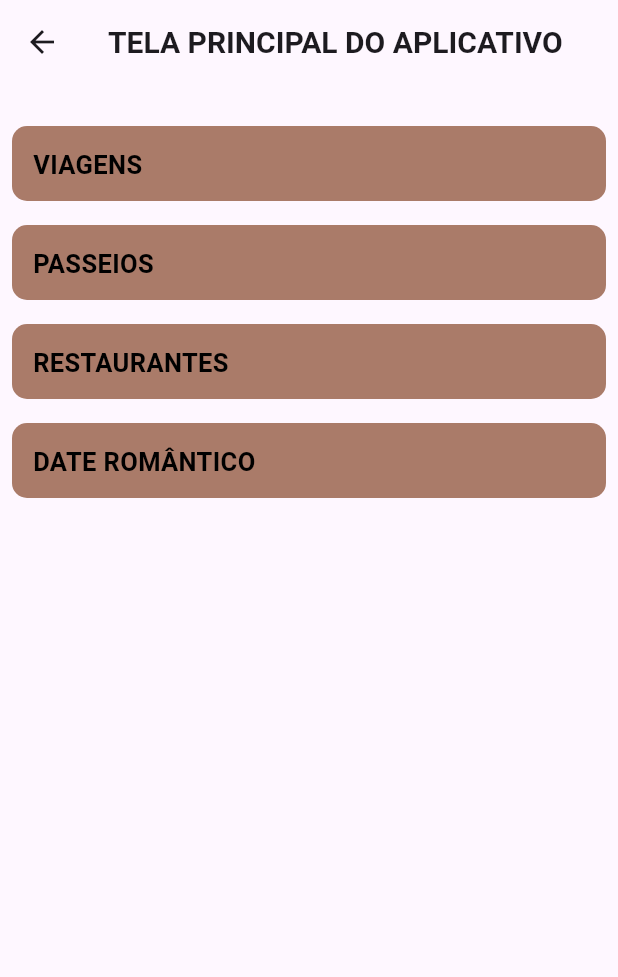
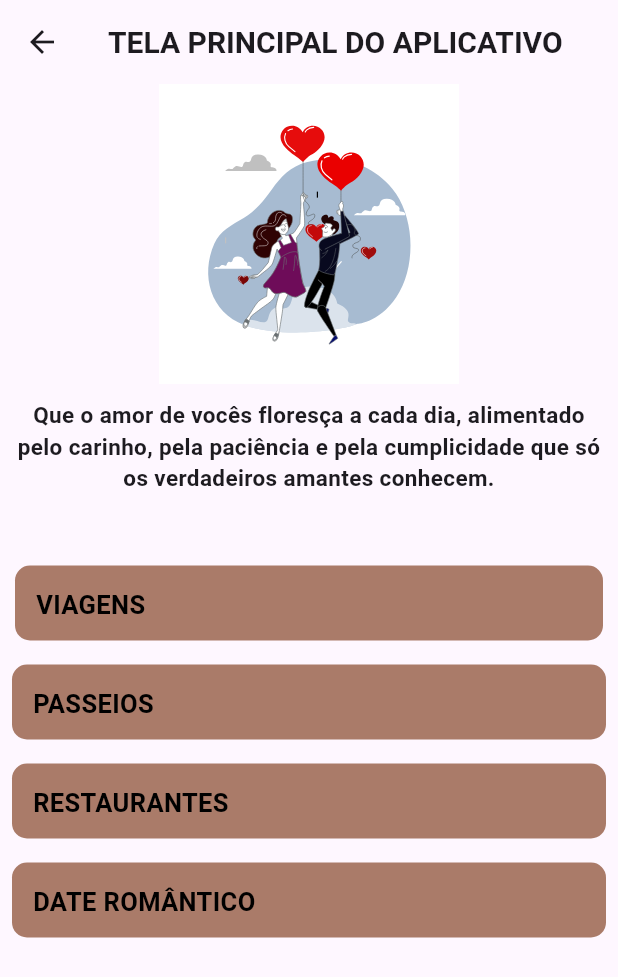
Before and after one commit to JuliaaNasc/Love-Is-Love, a Flutter app: the StartScreen screen opened directly, on a phone screen of 412 x 824 dp. Shown: the top 977 px of the screen. Run offline on Flutter 3.47's test engine with Material 3 defaults, Android fonts, the phone set to English and light mode, and no system bars; our stand-ins replace lottie.

Commit message:
Atualizando e implementando novas funcionalidades

```diff
--- a/lib/pages/start/start_screen.dart
+++ b/lib/pages/start/start_screen.dart
@@ -21,32 +21,60 @@ class StartScreen extends StatelessWidget {
           ),
         ),
       ),
-      body: const SingleChildScrollView(
+      body:  SingleChildScrollView(
         child: Column(
           children: [
-            SizedBox(height: 20),
-            Padding(
-              padding: EdgeInsets.all(8.0),
+
+            SizedBox(
+              width: 200,
+              height: 200,
+              child: Lottie.asset(
+                'assets/animations/casal.json',
+                fit: BoxFit.cover,
+              ),
+            ),
+
+            const Padding(
+              padding: EdgeInsets.fromLTRB(10, 10, 10, 8),
+              child: Text(
+                'Que o amor de vocês floresça a cada dia, alimentado pelo carinho, pela paciência e pela cumplicidade que só os verdadeiros amantes conhecem.',
+                textAlign: TextAlign.center,
+                style: TextStyle(
+                  fontSize: 15,
+                  fontWeight: FontWeight.bold
+                ),
+              ),
+            ),
+
+
+
+
+
+
+
+            const SizedBox(height: 40),
+            const Padding(
+              padding: EdgeInsets.fromLTRB(10, 0, 10, 8),
               child: ButtonComponent(
                 texto: 'VIAGENS',
                 tela: ViagensScreen(),
               ),
             ),
-            Padding(
+            const Padding(
               padding: EdgeInsets.all(8.0),
               child: ButtonComponent(
                 texto: 'PASSEIOS',
                 tela: PasseiosScreen(),
               ),
             ),
-            Padding(
+            const Padding(
               padding: EdgeInsets.all(8.0),
               child: ButtonComponent(
                 texto: 'RESTAURANTES',
                 tela: RestaurantesScreen(),
               ),
             ),
-            Padding(
+            const Padding(
               padding: EdgeInsets.all(8.0),
               child: ButtonComponent(
                 texto: 'DATE ROMÂNTICO',
```
Also changed, not shown: lib/components/carousel_component.dart (added, +14 -0 lines), lib/components/page_component.dart (+41 -0 lines), pubspec.lock.
